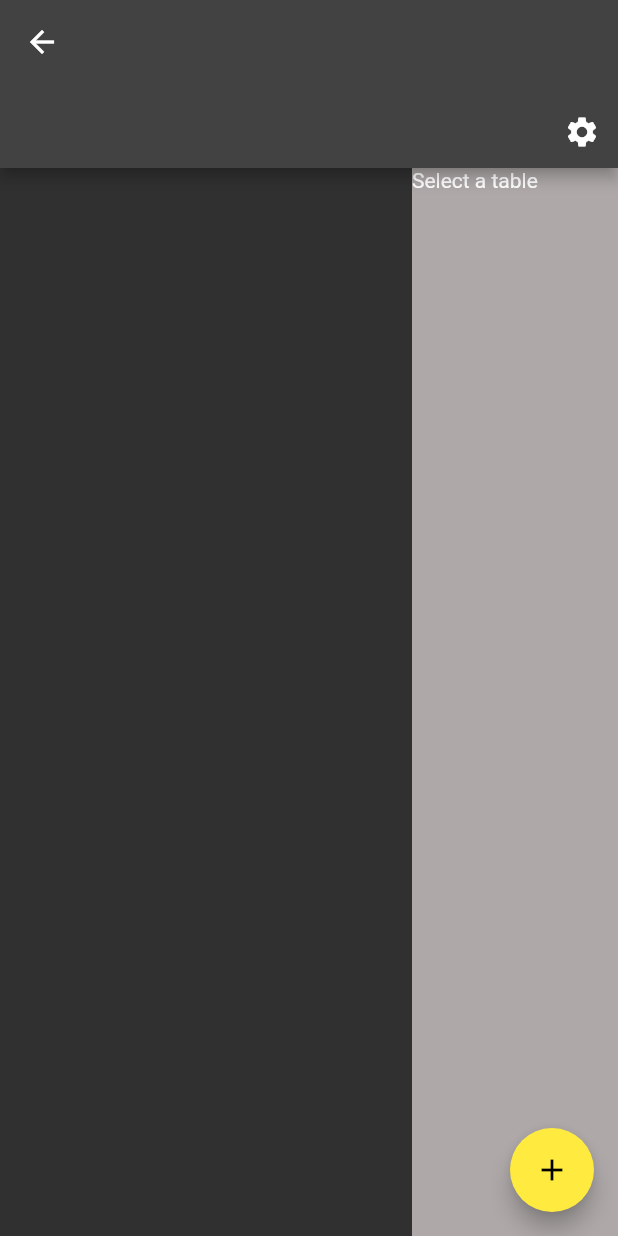
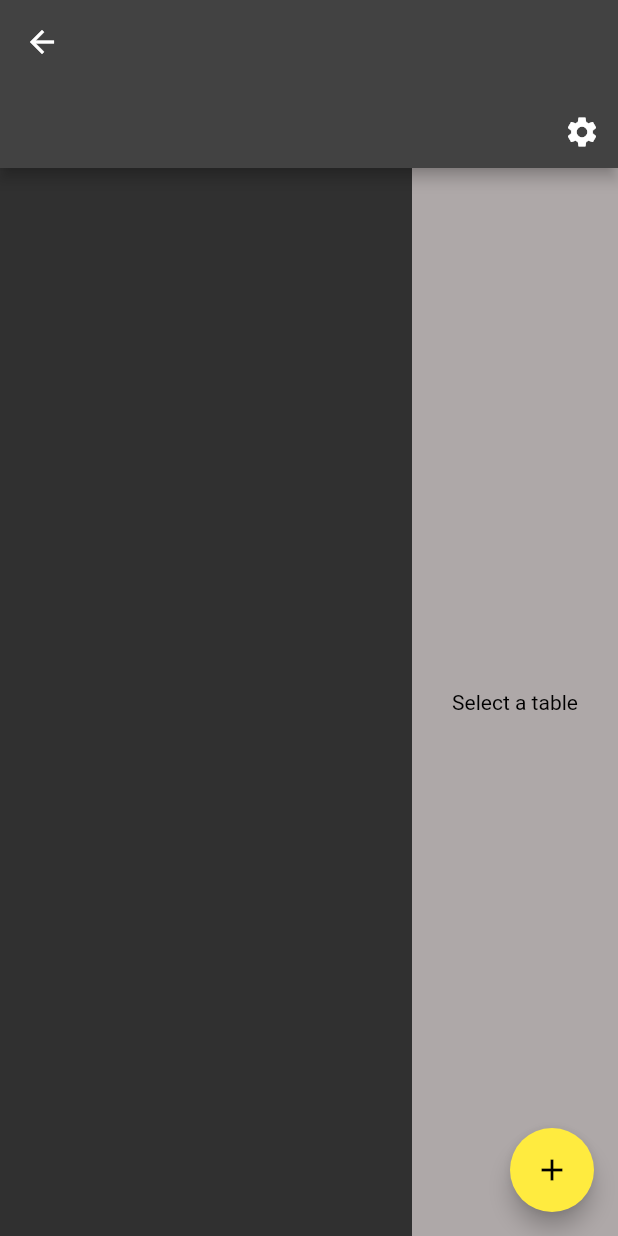
Before and after one commit to Okariuss/HesApp, a Flutter app: the TablesScreen screen opened by its route, on a phone screen of 412 x 824 dp. Run offline on Flutter 3.47's test engine with Material 2 defaults, Android fonts, the phone set to English and light mode, and no system bars; our stand-ins replace auto_route, file_picker, shared_preferences; accounts and stored records are empty; network calls fail.

Commit message:
Table Details Screen text color changed

```diff
--- a/Desktop/desktop/lib/features/tables_page/widgets/table_details.view.dart
+++ b/Desktop/desktop/lib/features/tables_page/widgets/table_details.view.dart
@@ -77,15 +77,26 @@ class TableDetailsView extends StatelessWidget {
         final selectedTable = viewModel.selectedTable;
 
         if (selectedTable == null) {
-          return const Text(LanguageItems.selectTable);
+          return const Center(
+            child: Text(
+              LanguageItems.selectTable,
+              style: TextStyle(color: Constants.primaryColor),
+            ),
+          );
         }
         return Column(
           mainAxisAlignment: MainAxisAlignment.start,
           crossAxisAlignment: CrossAxisAlignment.center,
           children: [
-            Text(selectedTable.name),
+            Text(
+              selectedTable.name,
+              style: TextStyle(color: Constants.primaryColor),
+            ),
             Constants.kbigSizedBoxSize,
-            const Text(LanguageItems.noMember),
+            const Text(
+              LanguageItems.noMember,
+              style: TextStyle(color: Constants.primaryColor),
+            ),
             Constants.kbigSizedBoxSize,
             Row(
               mainAxisAlignment: MainAxisAlignment.spaceBetween,
```
